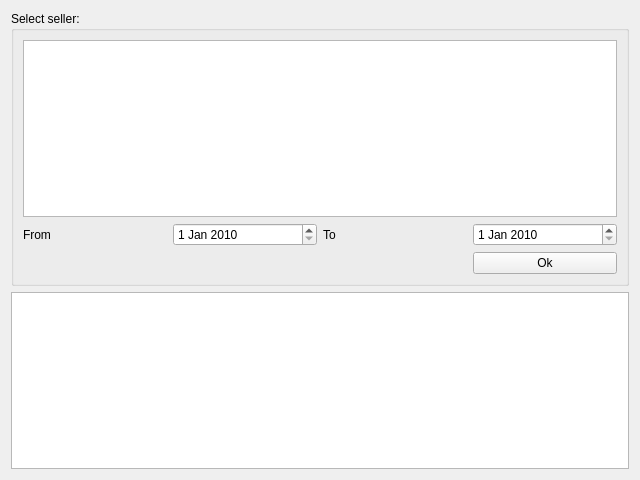
Qt form RistoPlugins/Expense/Seller/seller.ui (adivik2000/RistorNAT) before a commit.
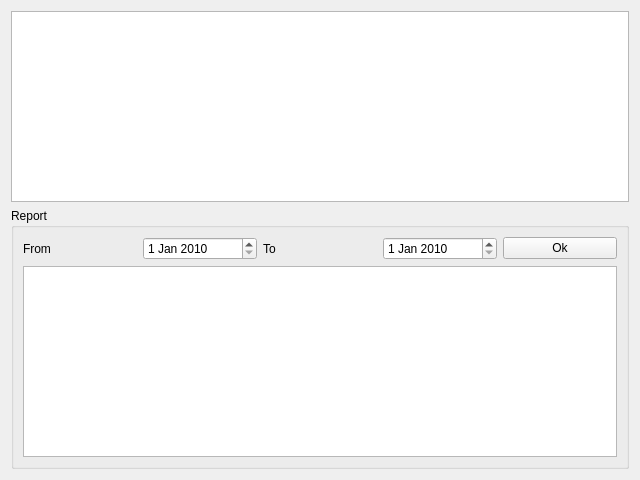
The same form after that commit. Icons and pictures are not drawn. Custom widgets are drawn as their Qt base class.

Commit message:
Fixed style of user interface for sellers and managementcategory
Uniformed report style.

```diff
--- a/RistoPlugins/Expense/Seller/seller.ui
+++ b/RistoPlugins/Expense/Seller/seller.ui
@@ -14,15 +14,12 @@
    <string>Form</string>
   </property>
   <layout class="QGridLayout" name="gridLayout_2">
-   <item row="0" column="0">
+   <item row="1" column="0">
     <widget class="QGroupBox" name="groupSelect">
      <property name="title">
-      <string>Select seller:</string>
+      <string>Report</string>
      </property>
      <layout class="QGridLayout" name="gridLayout">
-      <item row="0" column="0" colspan="4">
-       <widget class="simpleTable" name="tableSeller"/>
-      </item>
       <item row="1" column="0">
        <widget class="QLabel" name="labelFrom">
         <property name="text">
@@ -65,7 +62,7 @@
         </property>
        </widget>
       </item>
-      <item row="2" column="3">
+      <item row="1" column="4">
        <widget class="QPushButton" name="buttonOk">
         <property name="text">
          <string>Ok</string>
@@ -76,10 +73,7 @@
         </property>
        </widget>
       </item>
-     </layout>
-    </widget>
-   </item>
-   <item row="1" column="0">
+      <item row="2" column="0" colspan="5">
     <widget class="QTableView" name="tableView">
      <property name="editTriggers">
       <set>QAbstractItemView::NoEditTriggers</set>
@@ -88,6 +82,12 @@
       <enum>QAbstractItemView::NoSelection</enum>
      </property>
     </widget>
+      </item>
+     </layout>
+    </widget>
+   </item>
+   <item row="0" column="0">
+    <widget class="simpleTable" name="tableSeller"/>
    </item>
   </layout>
  </widget>
```
Lines whose indentation alone changed are shown as unchanged. The commit also changes 1 other file.
